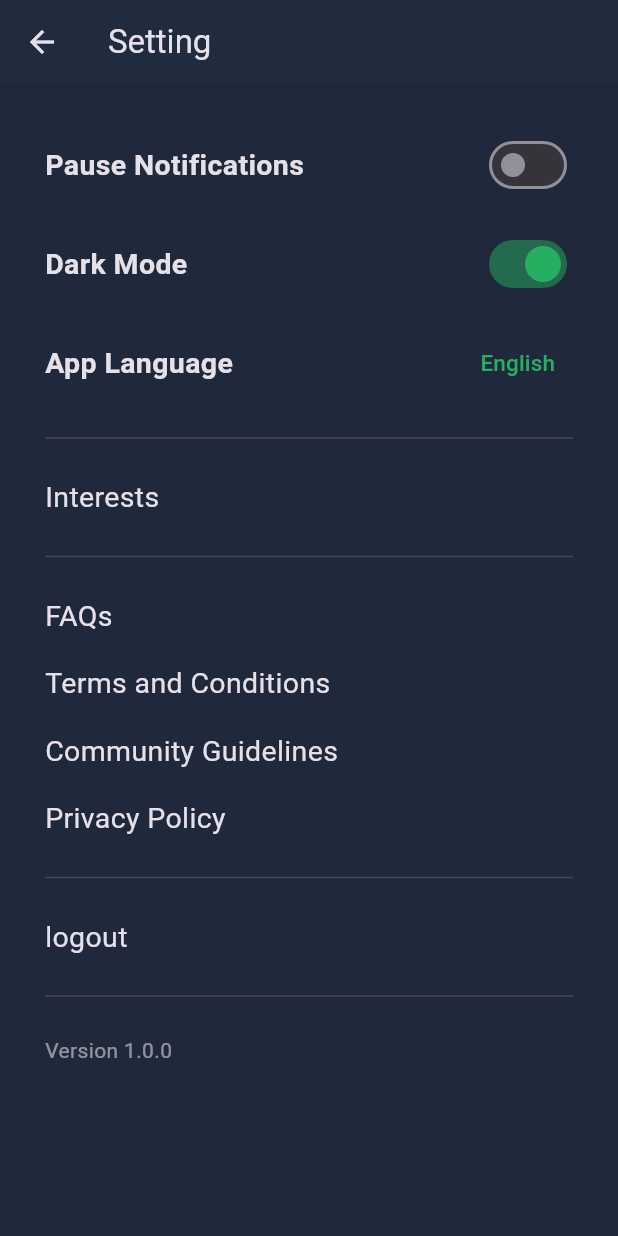
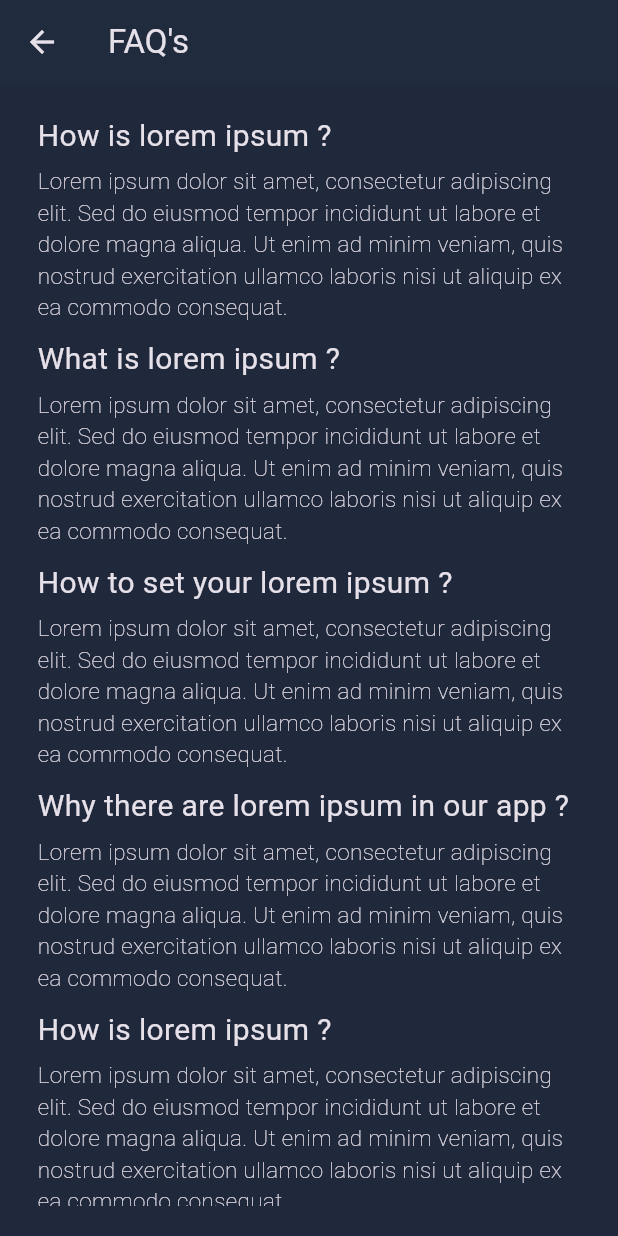
Before and after one commit to TalhaIL/CLUB_92, a Flutter app: the SettingScreen screen opened directly, after a tap on "FAQs", on a phone screen of 412 x 824 dp. Run offline on Flutter 3.47's test engine with Material 3 defaults, Android fonts, the light colour scheme and no system bars; our stand-ins replace country_code_picker, flutter_svg, get.

Commit message:
Worked on FAQ's Screen

```diff
--- a/lib/components/reusableWidgets/custom_speaker_tile.dart
+++ b/lib/components/reusableWidgets/custom_speaker_tile.dart
@@ -1,5 +1,4 @@
 import 'package:club_92/components/reusableWidgets/custom_button.dart';
-import 'package:club_92/constants/speaker.dart';
 import 'package:flutter/material.dart';
 
 class CustomSpeakerTile extends StatelessWidget {
--- /dev/null
+++ b/lib/constants/faq.dart
@@ -0,0 +1,44 @@
+import 'package:club_92/models/faq_modal.dart';
+
+List<FaqModal> faqs = [
+  FaqModal(
+    question: 'How is lorem ipsum',
+    answer:
+        'Lorem ipsum dolor sit amet, consectetur adipiscing elit. Sed do eiusmod tempor incididunt ut labore et dolore magna aliqua. Ut enim ad minim veniam, quis nostrud exercitation ullamco laboris nisi ut aliquip ex ea commodo consequat.',
+  ),
+  FaqModal(
+    question: 'What is lorem ipsum',
+    answer:
+        'Lorem ipsum dolor sit amet, consectetur adipiscing elit. Sed do eiusmod tempor incididunt ut labore et dolore magna aliqua. Ut enim ad minim veniam, quis nostrud exercitation ullamco laboris nisi ut aliquip ex ea commodo consequat.',
+  ),
+  FaqModal(
+    question: 'How to set your lorem ipsum',
+    answer:
+        'Lorem ipsum dolor sit amet, consectetur adipiscing elit. Sed do eiusmod tempor incididunt ut labore et dolore magna aliqua. Ut enim ad minim veniam, quis nostrud exercitation ullamco laboris nisi ut aliquip ex ea commodo consequat.',
+  ),
+  FaqModal(
+    question: 'Why there are lorem ipsum in our app',
+    answer:
+        'Lorem ipsum dolor sit amet, consectetur adipiscing elit. Sed do eiusmod tempor incididunt ut labore et dolore magna aliqua. Ut enim ad minim veniam, quis nostrud exercitation ullamco laboris nisi ut aliquip ex ea commodo consequat.',
+  ),
+  FaqModal(
+    question: 'How is lorem ipsum',
+    answer:
+        'Lorem ipsum dolor sit amet, consectetur adipiscing elit. Sed do eiusmod tempor incididunt ut labore et dolore magna aliqua. Ut enim ad minim veniam, quis nostrud exercitation ullamco laboris nisi ut aliquip ex ea commodo consequat.',
+  ),
+  FaqModal(
+    question: 'What is lorem ipsum',
+    answer:
+        'Lorem ipsum dolor sit amet, consectetur adipiscing elit. Sed do eiusmod tempor incididunt ut labore et dolore magna aliqua. Ut enim ad minim veniam, quis nostrud exercitation ullamco laboris nisi ut aliquip ex ea commodo consequat.',
+  ),
+  FaqModal(
+    question: 'How to set your lorem ipsum',
+    answer:
+        'Lorem ipsum dolor sit amet, consectetur adipiscing elit. Sed do eiusmod tempor incididunt ut labore et dolore magna aliqua. Ut enim ad minim veniam, quis nostrud exercitation ullamco laboris nisi ut aliquip ex ea commodo consequat.',
+  ),
+  FaqModal(
+    question: 'Why there are lorem ipsum in our app',
+    answer:
+        'Lorem ipsum dolor sit amet, consectetur adipiscing elit. Sed do eiusmod tempor incididunt ut labore et dolore magna aliqua. Ut enim ad minim veniam, quis nostrud exercitation ullamco laboris nisi ut aliquip ex ea commodo consequat.',
+  ),
+];
--- /dev/null
+++ b/lib/models/faq_modal.dart
@@ -0,0 +1,13 @@
+import 'package:get/get.dart';
+
+class FaqModal {
+  final String question;
+  final String answer;
+  RxBool isVisible;
+
+  FaqModal({
+    required this.question,
+    required this.answer,
+    bool isVisible = true,
+  }) : isVisible = isVisible.obs;
+}
--- /dev/null
+++ b/lib/screens/Settings/faqs_screen.dart
@@ -0,0 +1,60 @@
+import 'package:club_92/constants/color.dart';
+import 'package:club_92/constants/faq.dart';
+import 'package:flutter/material.dart';
+import 'package:get/get.dart';
+
+class FaqsScreen extends StatelessWidget {
+  const FaqsScreen({super.key});
+
+  @override
+  Widget build(BuildContext context) {
+    return Scaffold(
+      appBar: AppBar(
+        backgroundColor: appColor,
+        title: const Text('FAQ\'s'),
+      ),
+      body: Padding(
+        padding: const EdgeInsets.symmetric(horizontal: 25, vertical: 20),
+        child: ListView.builder(
+          itemBuilder: (context, index) => Column(
+            crossAxisAlignment: CrossAxisAlignment.start,
+            children: [
+              InkWell(
+                onTap: () {
+                  faqs[index].isVisible.value = !faqs[index].isVisible.value;
+                },
+                child: SizedBox(
+                  width: double.infinity,
+                  child: Text(
+                    "${faqs[index].question} ?",
+                    style: const TextStyle(
+                      fontSize: 20,
+                    ),
+                    // overflow: TextOverflow.visible,
+                  ),
+                ),
+              ),
+              const SizedBox(
+                height: 5,
+              ),
+              Obx(
+                () => Visibility(
+                  visible: faqs[index].isVisible.value,
+                  child: Text(
+                    faqs[index].answer,
+                    style: const TextStyle(
+                        fontSize: 15, fontWeight: FontWeight.w200),
+                  ),
+                ),
+              ),
+              const SizedBox(
+                height: 10,
+              )
+            ],
+          ),
+          itemCount: faqs.length,
+        ),
+      ),
+    );
+  }
+}
--- a/lib/screens/setting_screen.dart
+++ b/lib/screens/Settings/setting_screen.dart
@@ -1,8 +1,6 @@
-import 'dart:developer';
-
 import 'package:club_92/components/reusableWidgets/language_bottom_sheet.dart';
 import 'package:club_92/constants/color.dart';
-import 'package:club_92/constants/languages.dart';
+import 'package:club_92/screens/Settings/faqs_screen.dart';
 import 'package:flutter/material.dart';
 import 'package:get/get.dart';
 
@@ -60,8 +58,12 @@ class _SettingScreenState extends State<SettingScreen> {
             ),
             const Divider(),
             textWithMethod(
-              text: 'FAQs',
-            ),
+                text: 'FAQs',
+                onTap: () {
+                  Get.to(
+                    () => const FaqsScreen(),
+                  );
+                }),
             textWithMethod(
               text: 'Terms and Conditions',
             ),
@@ -97,14 +99,14 @@ class _SettingScreenState extends State<SettingScreen> {
     );
   }
 
-  Column textWithMethod({required String text}) {
+  Column textWithMethod({required String text, Function()? onTap}) {
     return Column(
       children: [
         const SizedBox(
           height: 18,
         ),
         InkWell(
-          onTap: () {},
+          onTap: onTap,
           child: Text(
             text,
             style: const TextStyle(
--- a/lib/screens/country.dart
+++ b/lib/screens/country.dart
@@ -1,5 +1,3 @@
-import 'dart:developer';
-
 import 'package:club_92/components/reusableWidgets/custom_button.dart';
 import 'package:club_92/components/reusableWidgets/custom_text_field.dart';
 import 'package:club_92/components/reusableWidgets/language_bottom_sheet.dart';
--- a/lib/screens/events/upcoming_events.dart
+++ b/lib/screens/events/upcoming_events.dart
@@ -1,5 +1,3 @@
-import 'dart:developer';
-
 import 'package:club_92/components/resuableMethods/custom_card.dart';
 import 'package:club_92/components/reusableWidgets/custom_button.dart';
 import 'package:club_92/components/reusableWidgets/custom_speaker_tile.dart';
--- a/lib/screens/profile_screen.dart
+++ b/lib/screens/profile_screen.dart
@@ -2,7 +2,7 @@ import 'package:club_92/components/reusableWidgets/custom_button.dart';
 import 'package:club_92/constants/color.dart';
 import 'package:club_92/constants/room_list.dart';
 import 'package:club_92/constants/speaker.dart';
-import 'package:club_92/screens/setting_screen.dart';
+import 'package:club_92/screens/Settings/setting_screen.dart';
 import 'package:flutter/material.dart';
 import 'package:flutter_svg/flutter_svg.dart';
 import 'package:get/get.dart';
```
